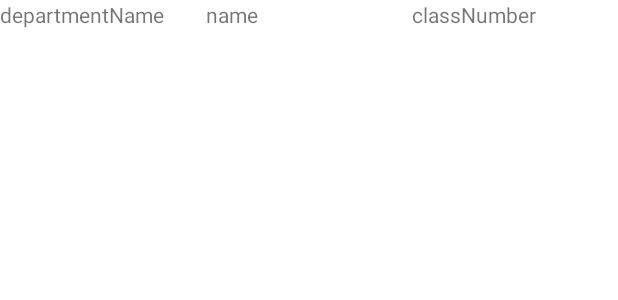
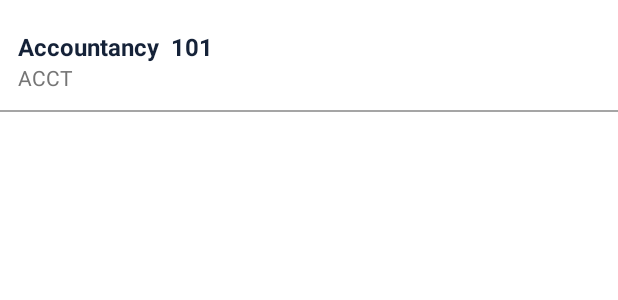
Before and after one commit to saykhar7/ClassRank, an Android app: the layout list_item_course.xml on its own in the app's theme, with its tools: preview values and no code run, on a phone screen of 412 x 824 dp. Shown: the top 300 px of the screen. Run offline under Robolectric (Android 15) with nearby library versions, the phone set to English and light mode, and no system bars.

Commit message:
change courses list design

```diff
--- /dev/null
+++ b/app/src/main/res/drawable/course_item_background.xml
@@ -0,0 +1,5 @@
+<?xml version="1.0" encoding="utf-8"?>
+<shape xmlns:android="http://schemas.android.com/apk/res/android">
+    <solid android:color="#FFFFFF" />
+    <corners android:radius="12dp" />
+</shape>
--- a/app/src/main/res/layout/list_item_course.xml
+++ b/app/src/main/res/layout/list_item_course.xml
@@ -2,40 +2,51 @@
 <LinearLayout xmlns:android="http://schemas.android.com/apk/res/android"
     android:layout_width="match_parent"
     android:layout_height="wrap_content"
-    android:orientation="vertical">
+    android:orientation="vertical"
+    android:paddingTop="8dp"
+    android:paddingBottom="8dp">
 
     <RelativeLayout
         android:id="@+id/course_data_container"
         android:layout_width="match_parent"
-        android:layout_height="wrap_content">
+        android:layout_height="wrap_content"
+        android:padding="12dp"
+        android:background="@drawable/course_item_background">
 
-        <LinearLayout
-            android:layout_width="match_parent"
+        <TextView
+            android:id="@+id/name"
+            android:layout_width="wrap_content"
             android:layout_height="wrap_content"
-            android:orientation="horizontal">
+            android:text="Accountancy"
+            android:textColor="#152238"
+            android:textSize="16sp"
+            android:textStyle="bold" />
 
-            <TextView
-                android:id="@+id/departName"
-                android:layout_width="0dp"
-                android:layout_height="wrap_content"
-                android:layout_weight="1"
-                android:text="departmentName" />
+        <TextView
+            android:id="@+id/classNumber"
+            android:layout_width="wrap_content"
+            android:layout_height="wrap_content"
+            android:layout_toEndOf="@id/name"
+            android:layout_marginStart="8dp"
+            android:text="101"
+            android:textColor="#152238"
+            android:textSize="16sp"
+            android:textStyle="bold" />
 
-            <TextView
-                android:id="@+id/name"
-                android:layout_width="0dp"
-                android:layout_height="wrap_content"
-                android:layout_weight="1"
-                android:text="name" />
+        <TextView
+            android:id="@+id/departName"
+            android:layout_width="wrap_content"
+            android:layout_height="wrap_content"
+            android:layout_below="@id/name"
+            android:text="ACCT"
+            android:textColor="#757575"
+            android:textSize="14sp" />
+    </RelativeLayout>
 
-            <TextView
-                android:id="@+id/classNumber"
-                android:layout_width="0dp"
-                android:layout_height="wrap_content"
-                android:layout_weight="1"
-                android:text="classNumber" />
-        </LinearLayout>
-    </RelativeLayout>
+    <View
+        android:layout_width="match_parent"
+        android:layout_height="1dp"
+        android:background="@color/dividerColor" />
 
     <RelativeLayout
         android:id="@+id/add_class_container"
@@ -49,6 +60,7 @@
             android:layout_height="wrap_content"
             android:layout_centerInParent="true"
             android:text="Add Class"
-            android:textSize="18sp" />
+            android:textSize="18sp"
+            android:textColor="#2a2a2a" />
     </RelativeLayout>
 </LinearLayout>
--- a/app/src/main/res/values/colors.xml
+++ b/app/src/main/res/values/colors.xml
@@ -8,4 +8,5 @@
     <color name="black">#FF000000</color>
     <color name="white">#FFFFFFFF</color>
     <color name="dark_orange">#FF8C00</color>
+    <color name="dividerColor">#A5A5A5</color>
 </resources>
```
